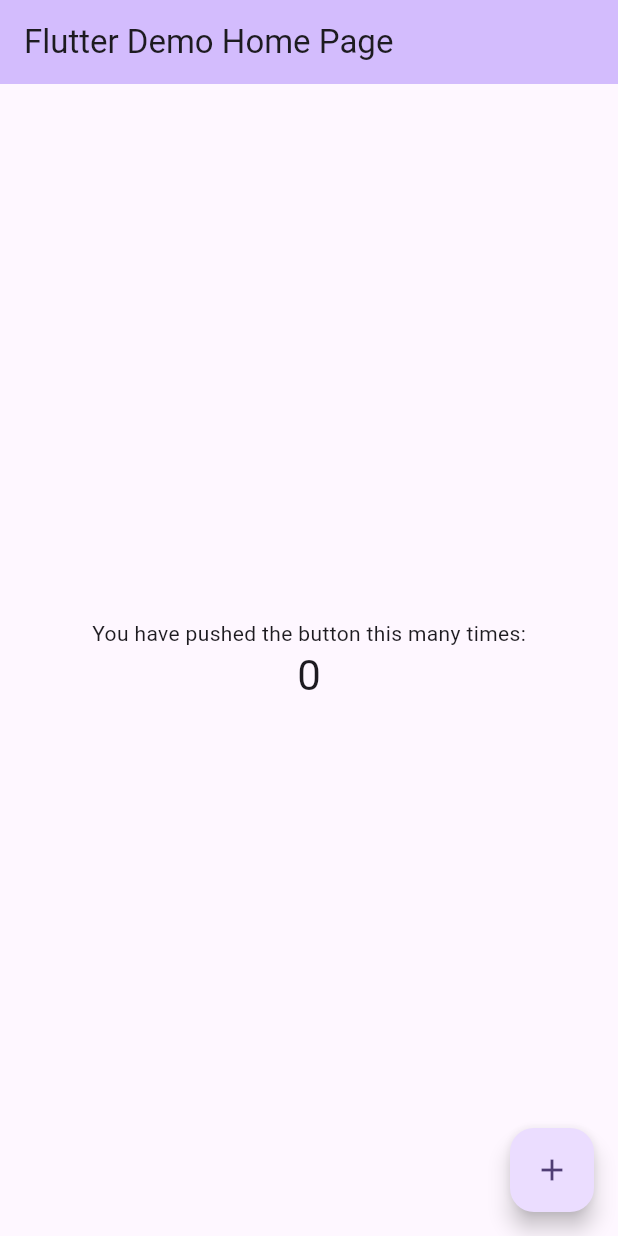
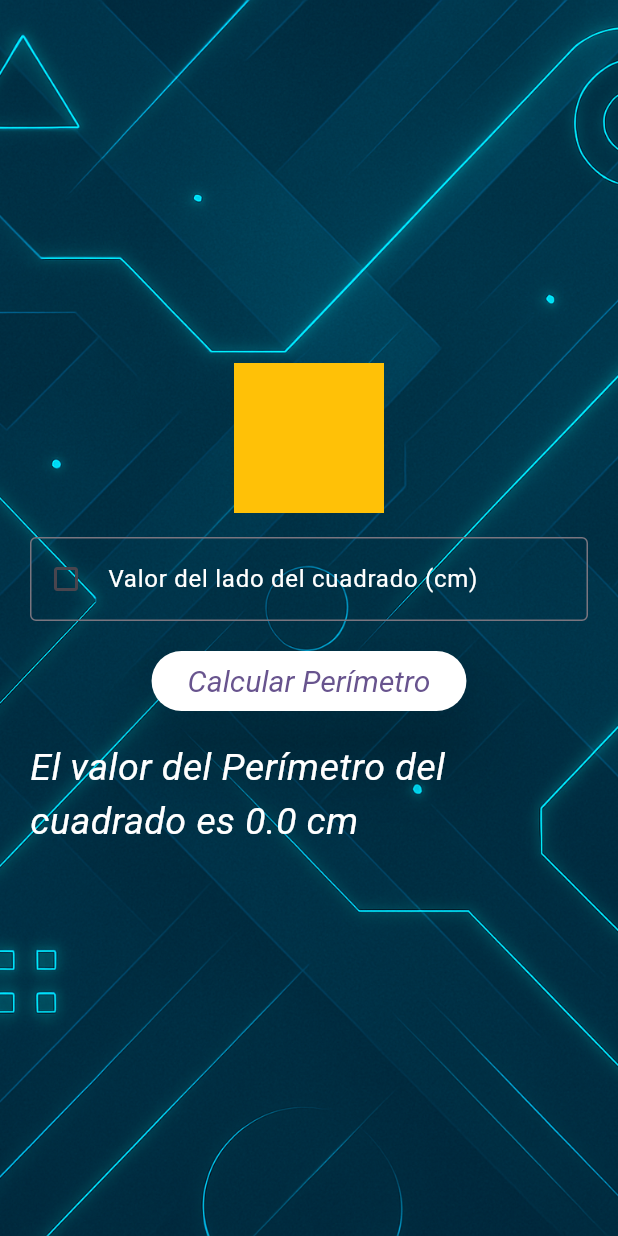
Before and after one commit to CamiloMedinaH/practica_2_gitflow, a Flutter app: the screen it shows after launch, on a phone screen of 412 x 824 dp. Run offline on Flutter 3.47's test engine with Material 3 defaults, Android fonts, the phone set to English and light mode, and no system bars.

Commit message:
Feature Alberto Salazar Perimetro cuadrado 6/5/20205

```diff
--- a/lib/main.dart
+++ b/lib/main.dart
@@ -1,4 +1,5 @@
 import 'package:flutter/material.dart';
+import 'package:practica_2_gitflow/pages/perimetro_cuadrado.dart';
 
 void main() {
   runApp(const MyApp());
@@ -13,110 +14,9 @@ class MyApp extends StatelessWidget {
     return MaterialApp(
       title: 'Flutter Demo',
       theme: ThemeData(
-        // This is the theme of your application.
-        //
-        // TRY THIS: Try running your application with "flutter run". You'll see
-        // the application has a purple toolbar. Then, without quitting the app,
-        // try changing the seedColor in the colorScheme below to Colors.green
-        // and then invoke "hot reload" (save your changes or press the "hot
-        // reload" button in a Flutter-supported IDE, or press "r" if you used
-        // the command line to start the app).
-        //
-        // Notice that the counter didn't reset back to zero; the application
-        // state is not lost during the reload. To reset the state, use hot
-        // restart instead.
-        //
-        // This works for code too, not just values: Most code changes can be
-        // tested with just a hot reload.
         colorScheme: ColorScheme.fromSeed(seedColor: Colors.deepPurple),
       ),
-      home: const MyHomePage(title: 'Flutter Demo Home Page'),
+      home: const PerimetroCuadrado(),
     );
   }
 }
-
-class MyHomePage extends StatefulWidget {
-  const MyHomePage({super.key, required this.title});
-
-  // This widget is the home page of your application. It is stateful, meaning
-  // that it has a State object (defined below) that contains fields that affect
-  // how it looks.
-
-  // This class is the configuration for the state. It holds the values (in this
-  // case the title) provided by the parent (in this case the App widget) and
-  // used by the build method of the State. Fields in a Widget subclass are
-  // always marked "final".
-
-  final String title;
-
-  @override
-  State<MyHomePage> createState() => _MyHomePageState();
-}
-
-class _MyHomePageState extends State<MyHomePage> {
-  int _counter = 0;
-
-  void _incrementCounter() {
-    setState(() {
-      // This call to setState tells the Flutter framework that something has
-      // changed in this State, which causes it to rerun the build method below
-      // so that the display can reflect the updated values. If we changed
-      // _counter without calling setState(), then the build method would not be
-      // called again, and so nothing would appear to happen.
-      _counter++;
-    });
-  }
-
-  @override
-  Widget build(BuildContext context) {
-    // This method is rerun every time setState is called, for instance as done
-    // by the _incrementCounter method above.
-    //
-    // The Flutter framework has been optimized to make rerunning build methods
-    // fast, so that you can just rebuild anything that needs updating rather
-    // than having to individually change instances of widgets.
-    return Scaffold(
-      appBar: AppBar(
-        // TRY THIS: Try changing the color here to a specific color (to
-        // Colors.amber, perhaps?) and trigger a hot reload to see the AppBar
-        // change color while the other colors stay the same.
-        backgroundColor: Theme.of(context).colorScheme.inversePrimary,
-        // Here we take the value from the MyHomePage object that was created by
-        // the App.build method, and use it to set our appbar title.
-        title: Text(widget.title),
-      ),
-      body: Center(
-        // Center is a layout widget. It takes a single child and positions it
-        // in the middle of the parent.
-        child: Column(
-          // Column is also a layout widget. It takes a list of children and
-          // arranges them vertically. By default, it sizes itself to fit its
-          // children horizontally, and tries to be as tall as its parent.
-          //
-          // Column has various properties to control how it sizes itself and
-          // how it positions its children. Here we use mainAxisAlignment to
-          // center the children vertically; the main axis here is the vertical
-          // axis because Columns are vertical (the cross axis would be
-          // horizontal).
-          //
-          // TRY THIS: Invoke "debug painting" (choose the "Toggle Debug Paint"
-          // action in the IDE, or press "p" in the console), to see the
-          // wireframe for each widget.
-          mainAxisAlignment: MainAxisAlignment.center,
-          children: <Widget>[
-            const Text('You have pushed the button this many times:'),
-            Text(
-              '$_counter',
-              style: Theme.of(context).textTheme.headlineMedium,
-            ),
-          ],
-        ),
-      ),
-      floatingActionButton: FloatingActionButton(
-        onPressed: _incrementCounter,
-        tooltip: 'Increment',
-        child: const Icon(Icons.add),
-      ), // This trailing comma makes auto-formatting nicer for build methods.
-    );
-  }
-}
--- /dev/null
+++ b/lib/pages/perimetro_cuadrado.dart
@@ -0,0 +1,112 @@
+import 'package:flutter/material.dart';
+
+class PerimetroCuadrado extends StatefulWidget {
+  const PerimetroCuadrado({super.key});
+
+  @override
+  State<PerimetroCuadrado> createState() => _PerimetroCuadradoState();
+}
+
+class _PerimetroCuadradoState extends State<PerimetroCuadrado> {
+  final lado = TextEditingController();
+  double valor_lado = 100; // tamaño en píxeles para mostrar el cuadrado
+  double perimetro = 0;
+
+  @override
+  Widget build(BuildContext context) {
+    return Scaffold(
+      body: Stack(
+        children: [
+          Positioned.fill(
+            child: Image.asset(
+              'assets/images/Fondo.png',
+              fit: BoxFit.cover,
+            ),
+          ),
+          Padding(
+            padding: const EdgeInsets.all(20),
+            child: Center(
+              child: SingleChildScrollView(
+                child: Column(
+                  mainAxisAlignment: MainAxisAlignment.center,
+                  children: [
+                    Container(
+                      width: valor_lado,
+                      height: valor_lado,
+                      decoration: BoxDecoration(
+                        color: Colors.amber,
+                        shape: BoxShape.rectangle,
+                      ),
+                    ),
+                    SizedBox(height: 16),
+                    TextFormField(
+                      controller: lado,
+                      decoration: const InputDecoration(
+                        border: OutlineInputBorder(),
+                        labelText: "Valor del lado del cuadrado (cm)",
+                        labelStyle: TextStyle(color: Colors.white),
+                        prefixIcon: Icon(Icons.crop_square),
+                      ),
+                      style: const TextStyle(color: Colors.white),
+                      keyboardType: TextInputType.number,
+                      autovalidateMode: AutovalidateMode.onUserInteraction,
+                      validator: (value) {
+                        if (value!.isEmpty) {
+                          return "Debe digitar un valor del lado válido";
+                        } else {
+                          if (!value.isValidNumber()) {
+                            return "Valor no válido para el lado";
+                          }
+                        }
+                        return null;
+                      },
+                    ),
+                    SizedBox(height: 16),
+                    ElevatedButton(
+                      style: ElevatedButton.styleFrom(
+                        textStyle: const TextStyle(
+                          fontSize: 20,
+                          fontStyle: FontStyle.italic,
+                          color: Colors.black,
+                        ),
+                        backgroundColor: Colors.white,
+                        elevation: 20,
+                      ),
+                      onPressed: () {
+                        double lado_cm = double.parse(lado.text);
+                        setState(() {
+                          perimetro = lado_cm*4.toDouble();
+                          valor_lado = lado_cm * 10; // Para visualización
+                          if (valor_lado > 400) {
+                            valor_lado = 400;
+                          }
+                        });
+                      },
+                      child: const Text("Calcular Perímetro"),
+                    ),
+                    SizedBox(height: 16),
+                    Text(
+                      "El valor del Perímetro del cuadrado es ${perimetro.toStringAsFixed(1)} cm",
+                      style: const TextStyle(
+                        fontSize: 25,
+                        fontStyle: FontStyle.italic,
+                        color: Colors.white,
+                      ),
+                    ),
+                    SizedBox(height: 16),
+                  ],
+                ),
+              ),
+            ),
+          ),
+        ],
+      ),
+    );
+  }
+}
+
+extension on String {
+  bool isValidNumber() {
+    return RegExp(r'^[0-9]+$').hasMatch(this);
+  }
+}
--- a/pubspec.yaml
+++ b/pubspec.yaml
@@ -58,8 +58,8 @@ flutter:
   uses-material-design: true
 
   # To add assets to your application, add an assets section, like this:
-  # assets:
-  #   - images/a_dot_burr.jpeg
+  assets:
+    - assets/images/
   #   - images/a_dot_ham.jpeg
 
   # An image asset can refer to one or more resolution-specific "variants", see
```
Also changed, not shown: assets/images/Fondo.png (added).
